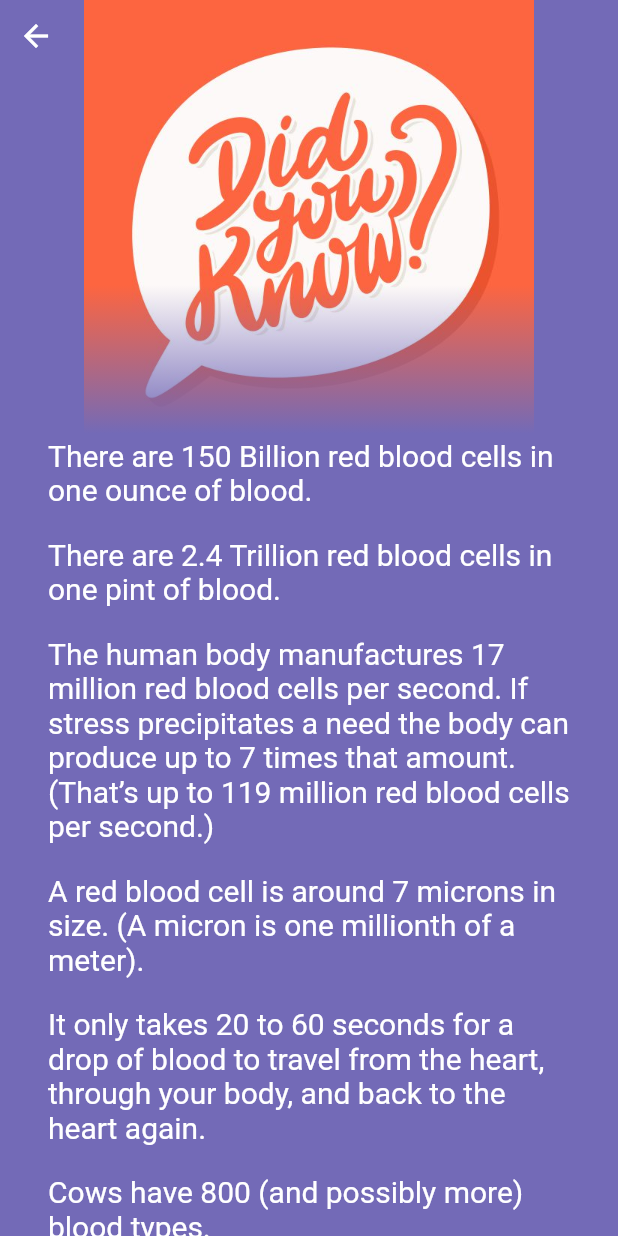
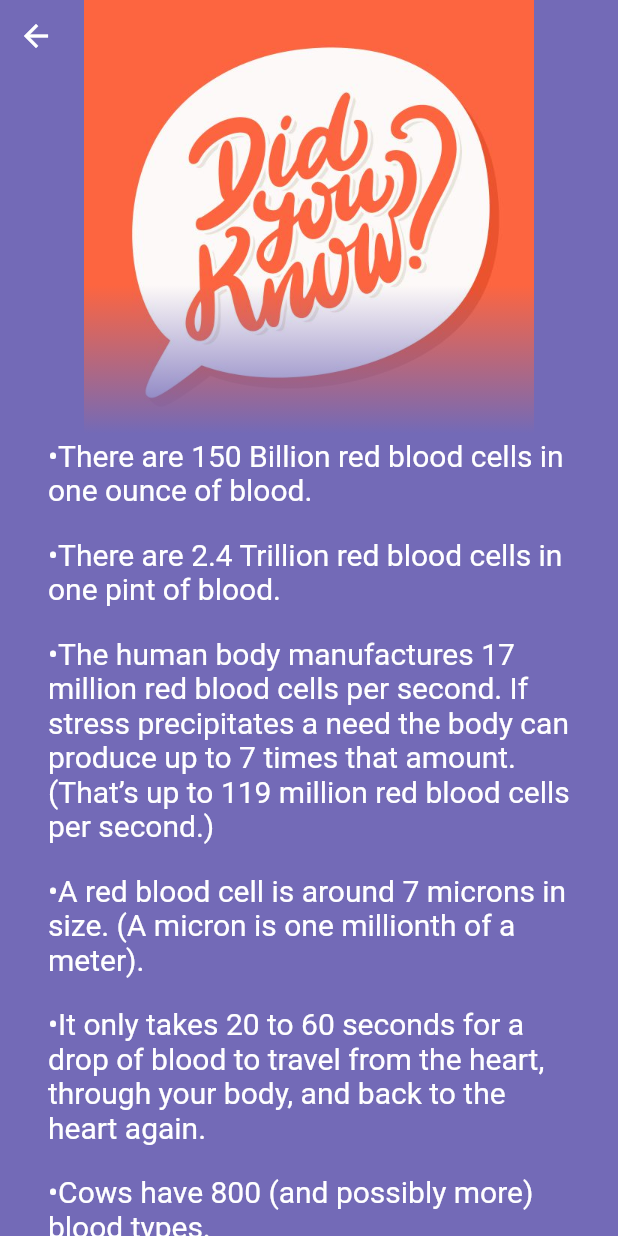
Before and after one commit to RamDio/idobloodapp, a Flutter app: the B screen opened directly, on a phone screen of 412 x 824 dp. Run offline on Flutter 3.47's test engine with Material 2 defaults, Android fonts, the light colour scheme and no system bars; our stand-ins replace flutter_spinkit, font_awesome_flutter, webview_flutter.

Commit message:
blood facts edit finishing

```diff
--- a/lib/home/bloodinfo/b.dart
+++ b/lib/home/bloodinfo/b.dart
@@ -77,6 +77,11 @@ class B extends StatelessWidget {
                                 padding: const EdgeInsets.only(top:20.0),
                                 child: new Text(trivia7, style: TextStyle(fontSize: 20,color:Colors.white),),
                               ),
+                               Padding(
+                                padding: const EdgeInsets.only(top:20.0),
+                                child: new Text(trivia8, style: TextStyle(fontSize: 20,color:Colors.white),),
+                              ),
+
 
 
                             ],
@@ -107,13 +112,28 @@ class B extends StatelessWidget {
 
 
 
-  String trivia1="There are 150 Billion red blood cells in one ounce of blood.";
-  String trivia2="There are 2.4 Trillion red blood cells in one pint of blood.";
-  String trivia3="The human body manufactures 17 million red blood cells per"
+  String trivia1="•There are 150 Billion red blood cells in one ounce of blood.";
+  String trivia2="•There are 2.4 Trillion red blood cells in one pint of blood.";
+  String trivia3="•The human body manufactures 17 million red blood cells per"
                   " second. If stress precipitates a need the body can produce up to 7 times "
                   "that amount. (That’s up to 119 million red blood cells per second.)";
-  String trivia4="A red blood cell is around 7 microns in size. (A micron is one millionth of a meter).";
-  String trivia5="It only takes 20 to 60 seconds for a drop of blood to travel from the heart, through your body, and back to the heart again.";
-  String trivia6="Cows have 800 (and possibly more) blood types.";
-  String trivia7="All blood isn’t red. Crabs have blue blood. Earthworms and leeches have green blood."
+  String trivia4="•A red blood cell is around 7 microns in size. (A micron is one millionth of a meter).";
+  String trivia5="•It only takes 20 to 60 seconds for a drop of blood to travel from the heart, through your body, and back to the heart again.";
+  String trivia6="•Cows have 800 (and possibly more) blood types.";
+  String trivia7="•All blood isn’t red. Crabs have blue blood. Earthworms and leeches have green blood."
                   " Many invertebrates, such as starfish, have clear or yellowish blood.";
+  String trivia8="•	Apheresis is a special kind of blood donation that allows a donor to give specific blood components, such as platelets.\n"
+"\n"
+"•	42 days: how long most donated red blood cells can be stored.\n"
+"\n"
+"•	Five days: how long most donated platelets can be stored.\n"
+"\n"
+
+
+"•	One year: how long frozen plasma can be stored.\n"
+"\n"
+"•	Much of today’s medical care depends on a steady supply of blood from healthy donors.\n"
+"\n"
+"•	2.7 pints: the average whole blood and red blood cell transfusion.\n"
+"\n"
+"•	Children being treated for cancer, premature infants and children having heart surgery need blood and platelets from donors of all types, especially type O.\n";
```
